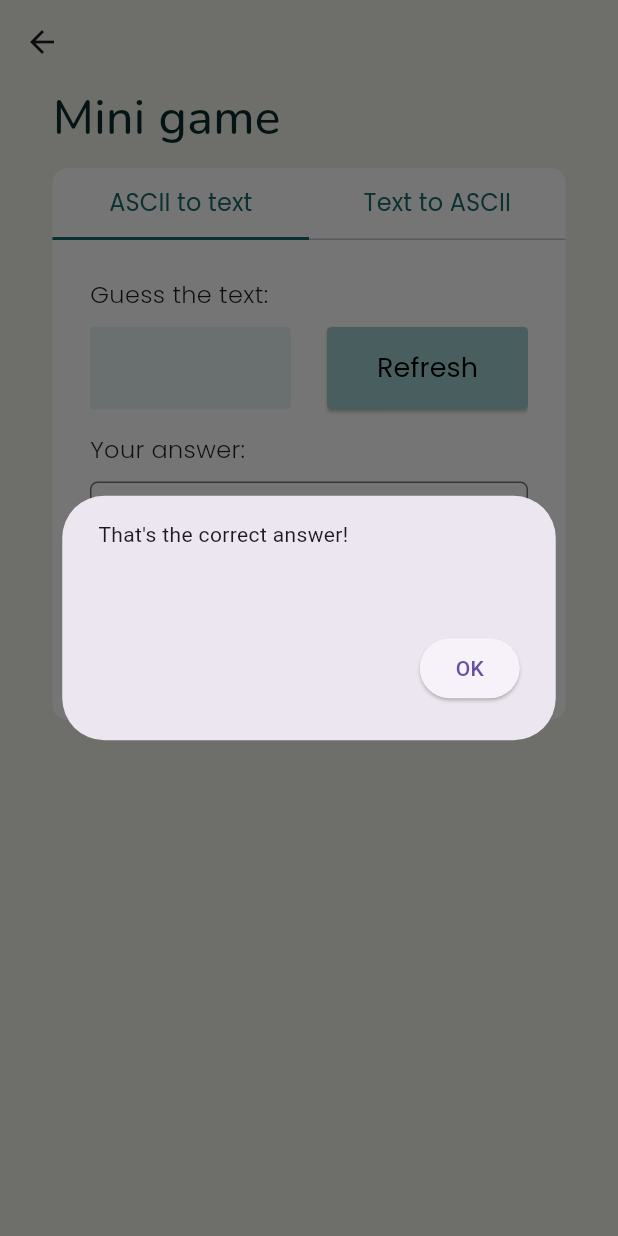
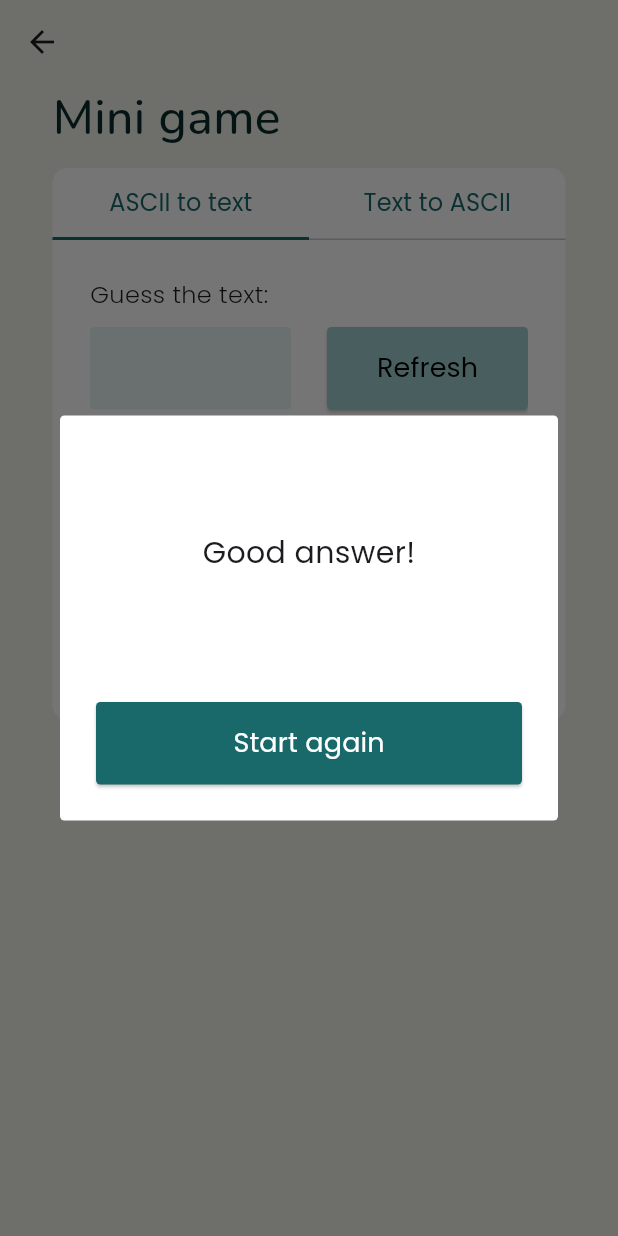
Before and after one commit to majatkaczyk/PIM, a Flutter app: the MyMiniGame screen opened directly, after a tap on "Check answer", on a phone screen of 412 x 824 dp. Run offline on Flutter 3.47's test engine with Material 3 defaults, Android fonts, the light colour scheme and no system bars.

Commit message:
finish styling modal

```diff
--- a/Flutter/lib/main.dart
+++ b/Flutter/lib/main.dart
@@ -362,7 +362,6 @@ class _MyMiniGameState extends State<MyMiniGame> {
 
   void _checkAnswer() {
     String answer = answerController.text.toLowerCase();
-    print("Answer: $answer");
 
     _showAnswerModal();
   }
@@ -372,25 +371,36 @@ class _MyMiniGameState extends State<MyMiniGame> {
       context: context,
       builder: (BuildContext context) {
         return AlertDialog(
+          backgroundColor: Colors.white,
+          shape: RoundedRectangleBorder(borderRadius: BorderRadius.circular(3.0)),
           content: SizedBox(
-            width: 281,
-            height: 51,
-            child: Container(
-              decoration: const BoxDecoration(
-                borderRadius: BorderRadius.only(
-                  topLeft: Radius.circular(10.0),
-                  topRight: Radius.circular(10.0),
-                ),
-              ),
-              child: const Text("That's the correct answer!"),
-            ),
+            width: 301,
+            height: 151,
+            child:
+                Center(child: Container(
+
+                  child: const Text("Good answer!", style: TextStyle(fontSize: 20,
+
+                      fontFamily: 'Poppins',
+                      fontWeight: FontWeight.w400),),
+                ),)
+
           ),
           actions: [
             ElevatedButton(
               onPressed: () {
                 Navigator.of(context).pop();
-              },
-              child: const Text("OK"),
+              },style: ElevatedButton.styleFrom(
+              backgroundColor: const Color(0xff19686A),
+              minimumSize: const Size(300, 55),
+              shape: RoundedRectangleBorder(
+                borderRadius: BorderRadius.circular(3),
+              ),
+            ),
+              child: const Text("Start again", style: TextStyle(fontSize: 18,
+color: Colors.white,
+                  fontFamily: 'Poppins',
+                  fontWeight: FontWeight.w400),),
             ),
           ],
         );
@@ -488,7 +498,7 @@ class _MyMiniGameState extends State<MyMiniGame> {
       children: [
         Padding(
           padding: const EdgeInsets.only(top: 25, bottom: 10),
-          child: Text(labelText, style: TextStyle(fontSize: 16,
+          child: Text(labelText, style: const TextStyle(fontSize: 16,
               fontFamily: 'Poppins',
               fontWeight: FontWeight.w300),),
         ),
```
